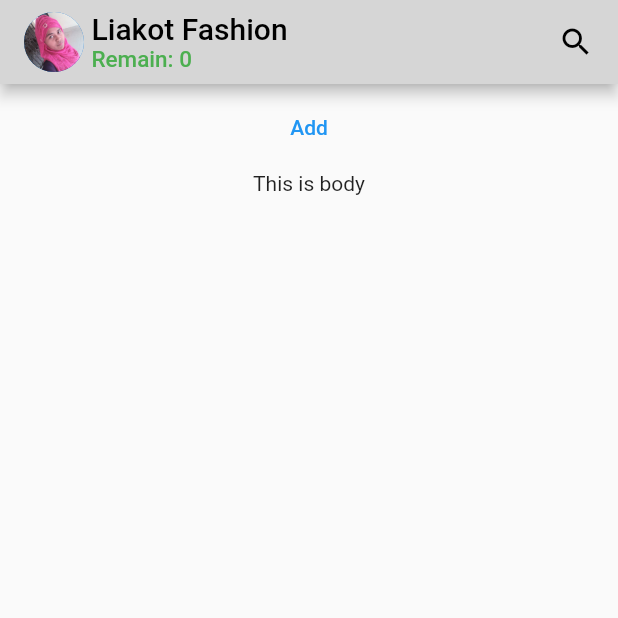
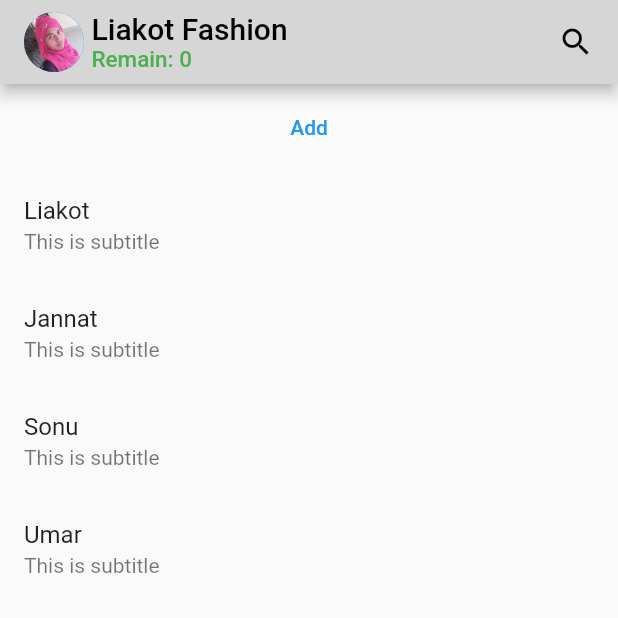
Before and after one commit to Liakot-ali/Flutter-Learn, a Flutter app: the screen it shows after launch, on a phone screen of 412 x 824 dp, the top half of it. Run offline on Flutter 3.47's test engine with Material 2 defaults, Android fonts, the phone set to English and light mode, and no system bars.

Commit message:
convert string list to listtile

```diff
--- a/lib/main.dart
+++ b/lib/main.dart
@@ -4,7 +4,18 @@ void main() {
   runApp(MyApp());
 }
 
-class MyApp extends StatelessWidget {
+class MyApp extends StatefulWidget {
+  @override
+  State<StatefulWidget> createState() {
+    // TODO: implement createState
+    return _MyAppState();
+  }
+}
+
+class _MyAppState extends State<MyApp> {
+  List<String> customers = ['Liakot', 'Jannat', 'Sonu', 'Umar'];
+  List<String> address = ["Bangladesh", "Rangpur", "Nepal", "Nizeria"];
+
   @override
   Widget build(BuildContext context) {
     return MaterialApp(
@@ -66,15 +77,20 @@ class MyApp extends StatelessWidget {
           ),
           body: Column(
             children: [
-              SizedBox(height: 5,),
-              TextButton(
-                onPressed: () {},
-                child: Text("Add"),
+              Container(
+                margin: EdgeInsets.all(5),
+                child: TextButton(
+                  onPressed: () {},
+                  child: Text("Add"),
+                ),
               ),
-              SizedBox(height: 5,),
-              Container(
-                alignment: Alignment.center,
-                child: Text("This is body"),
+              Column(
+                children: customers
+                    .map((elemnt) => ListTile(
+                          title: Text(elemnt),
+                          subtitle: Text("This is subtitle"),
+                        ))
+                    .toList(),
               ),
             ],
           )),
```
